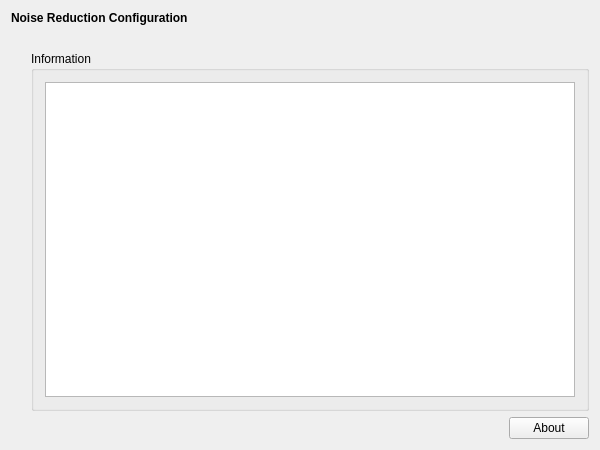
Before: the Qt Designer form applications/mne_scan/plugins/noisereduction/FormFiles/noisereductionsetup.ui in mne-tools/mne-cpp, drawn with Qt 5.
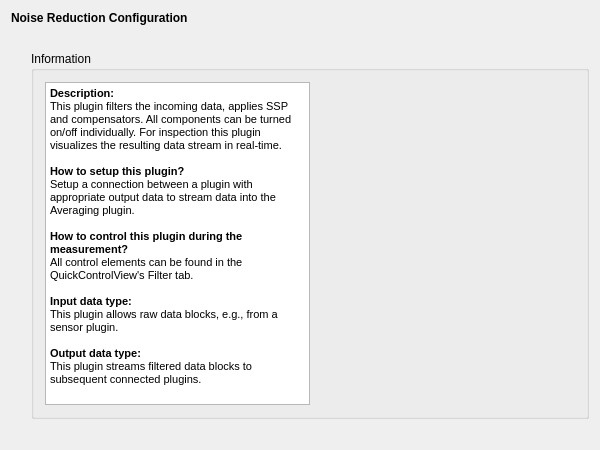
After: the same form once the commit is applied.

Commit message: MAINT: More plugin chnages

Diff of the .ui file:
```diff
--- a/applications/mne_scan/plugins/noisereduction/FormFiles/noisereductionsetup.ui
+++ b/applications/mne_scan/plugins/noisereduction/FormFiles/noisereductionsetup.ui
@@ -52,7 +52,41 @@
        </property>
        <layout class="QGridLayout" name="m_qGridLayout_Information">
         <item row="0" column="0">
-         <widget class="QTextBrowser" name="m_qTextBrowser_Information"/>
+         <widget class="QTextBrowser" name="m_qTextBrowser_Information">
+          <property name="html">
+           <string>&lt;!DOCTYPE HTML PUBLIC &quot;-//W3C//DTD HTML 4.0//EN&quot; &quot;http://www.w3.org/TR/REC-html40/strict.dtd&quot;&gt;
+&lt;html&gt;&lt;head&gt;&lt;meta name=&quot;qrichtext&quot; content=&quot;1&quot; /&gt;&lt;style type=&quot;text/css&quot;&gt;
+p, li { white-space: pre-wrap; }
+&lt;/style&gt;&lt;/head&gt;&lt;body style=&quot; font-family:'MS Shell Dlg 2'; font-size:8.25pt; font-weight:400; font-style:normal;&quot;&gt;
+&lt;p style=&quot; margin-top:0px; margin-bottom:0px; margin-left:0px; margin-right:0px; -qt-block-indent:0; text-indent:0px;&quot;&gt;&lt;span style=&quot; font-weight:600;&quot;&gt;Description:&lt;/span&gt;&lt;/p&gt;
+&lt;p style=&quot; margin-top:0px; margin-bottom:0px; margin-left:0px; margin-right:0px; -qt-block-indent:0; text-indent:0px;&quot;&gt;This plugin filters the incoming data, applies SSP and compensators. All components can be turned on/off individually. For inspection this plugin visualizes the resulting data stream in real-time.&lt;/p&gt;
+&lt;p style=&quot;-qt-paragraph-type:empty; margin-top:0px; margin-bottom:0px; margin-left:0px; margin-right:0px; -qt-block-indent:0; text-indent:0px;&quot;&gt;&lt;br /&gt;&lt;/p&gt;
+&lt;p style=&quot; margin-top:0px; margin-bottom:0px; margin-left:0px; margin-right:0px; -qt-block-indent:0; text-indent:0px;&quot;&gt;&lt;span style=&quot; font-weight:600;&quot;&gt;How to setup this plugin?&lt;/span&gt;&lt;/p&gt;
+&lt;p style=&quot; margin-top:0px; margin-bottom:0px; margin-left:0px; margin-right:0px; -qt-block-indent:0; text-indent:0px;&quot;&gt;Setup a connection between a plugin with appropriate output data to stream data into the Averaging plugin.&lt;/p&gt;
+&lt;p style=&quot;-qt-paragraph-type:empty; margin-top:0px; margin-bottom:0px; margin-left:0px; margin-right:0px; -qt-block-indent:0; text-indent:0px;&quot;&gt;&lt;br /&gt;&lt;/p&gt;
+&lt;p style=&quot; margin-top:0px; margin-bottom:0px; margin-left:0px; margin-right:0px; -qt-block-indent:0; text-indent:0px;&quot;&gt;&lt;span style=&quot; font-weight:600;&quot;&gt;How to control this plugin during the measurement?&lt;/span&gt;&lt;/p&gt;
+&lt;p style=&quot; margin-top:0px; margin-bottom:0px; margin-left:0px; margin-right:0px; -qt-block-indent:0; text-indent:0px;&quot;&gt;All control elements can be found in the QuickControlView's Filter tab.&lt;/p&gt;
+&lt;p style=&quot;-qt-paragraph-type:empty; margin-top:0px; margin-bottom:0px; margin-left:0px; margin-right:0px; -qt-block-indent:0; text-indent:0px;&quot;&gt;&lt;br /&gt;&lt;/p&gt;
+&lt;p style=&quot; margin-top:0px; margin-bottom:0px; margin-left:0px; margin-right:0px; -qt-block-indent:0; text-indent:0px;&quot;&gt;&lt;span style=&quot; font-weight:600;&quot;&gt;Input data type:&lt;/span&gt;&lt;/p&gt;
+&lt;p style=&quot; margin-top:0px; margin-bottom:0px; margin-left:0px; margin-right:0px; -qt-block-indent:0; text-indent:0px;&quot;&gt;This plugin allows raw data blocks, e.g., from a sensor plugin.&lt;/p&gt;
+&lt;p style=&quot;-qt-paragraph-type:empty; margin-top:0px; margin-bottom:0px; margin-left:0px; margin-right:0px; -qt-block-indent:0; text-indent:0px;&quot;&gt;&lt;br /&gt;&lt;/p&gt;
+&lt;p style=&quot; margin-top:0px; margin-bottom:0px; margin-left:0px; margin-right:0px; -qt-block-indent:0; text-indent:0px;&quot;&gt;&lt;span style=&quot; font-weight:600;&quot;&gt;Output data type:&lt;/span&gt;&lt;/p&gt;
+&lt;p style=&quot; margin-top:0px; margin-bottom:0px; margin-left:0px; margin-right:0px; -qt-block-indent:0; text-indent:0px;&quot;&gt;This plugin streams filtered data blocks to subsequent connected plugins.&lt;/p&gt;&lt;/body&gt;&lt;/html&gt;</string>
+          </property>
+         </widget>
+        </item>
+        <item row="0" column="1">
+         <spacer name="horizontalSpacer">
+          <property name="orientation">
+           <enum>Qt::Horizontal</enum>
+          </property>
+          <property name="sizeHint" stdset="0">
+           <size>
+            <width>40</width>
+            <height>20</height>
+           </size>
+          </property>
+         </spacer>
         </item>
        </layout>
       </widget>
@@ -83,13 +117,6 @@
        </property>
       </spacer>
      </item>
-     <item row="2" column="2">
-      <widget class="QPushButton" name="m_qPushButton_About">
-       <property name="text">
-        <string>About</string>
-       </property>
-      </widget>
-     </item>
     </layout>
    </item>
   </layout>
```
The commit also changes 11 other files.
